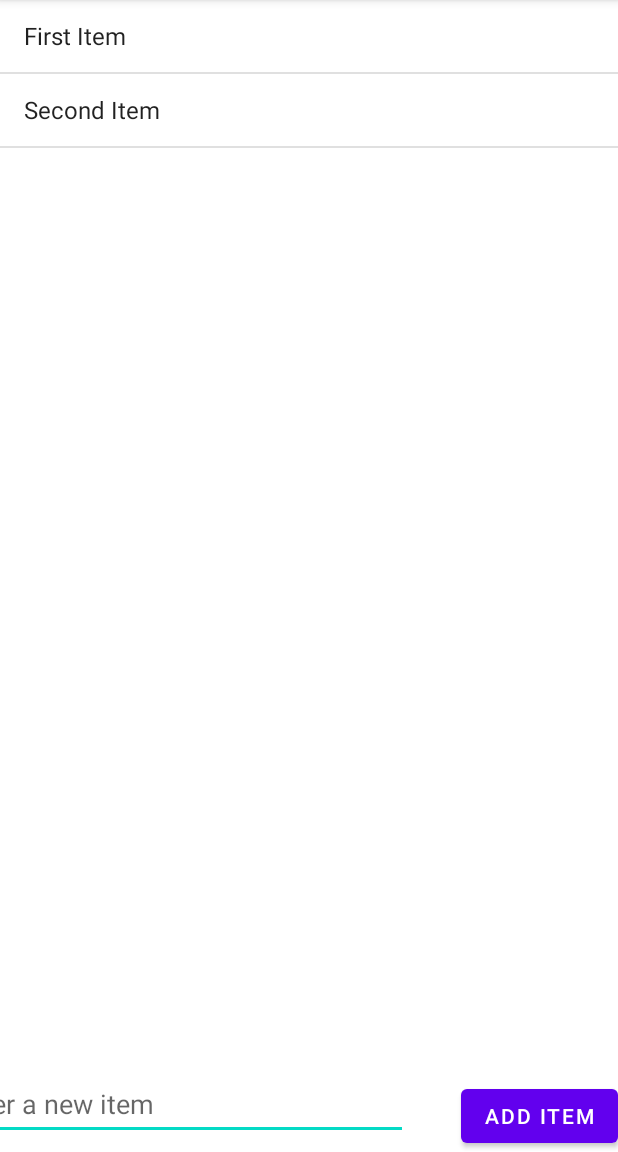
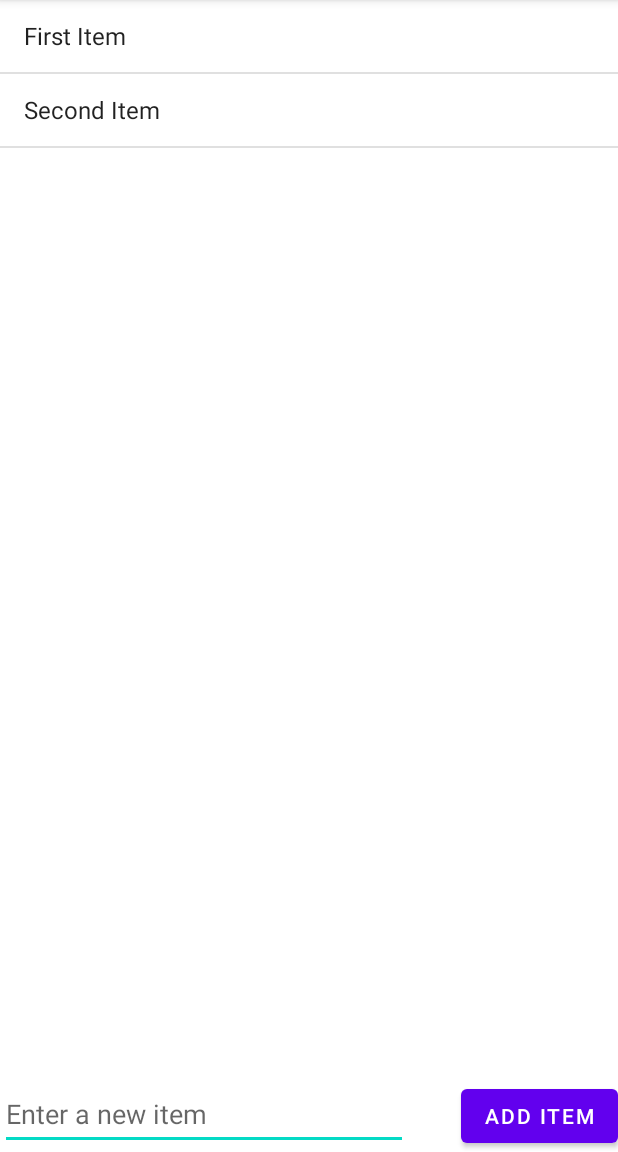
Before and after one commit to GameDeveloperEpsilon/ToDoetPrototype, an Android app: the PlannerActivity screen opened directly, with no data from a screen before it, on a phone screen of 412 x 824 dp, the part 84-1236 px from its top. Run offline under Robolectric (Android 15) with nearby library versions, the phone set to English and light mode, and no system bars.

Commit message:
Planner format bug fix

```diff
--- a/app/src/main/res/layout/activity_planner.xml
+++ b/app/src/main/res/layout/activity_planner.xml
@@ -15,18 +15,16 @@
 
     <EditText
         android:id="@+id/etNewItem"
-        android:layout_width="wrap_content"
+        android:layout_width="245dp"
         android:layout_height="wrap_content"
         android:layout_alignTop="@+id/btnAddItem"
-        android:layout_alignParentStart="true"
         android:layout_alignParentLeft="true"
         android:layout_alignParentBottom="true"
-        android:layout_marginStart="-35dp"
-        android:layout_marginLeft="-35dp"
-        android:layout_marginTop="-8dp"
+        android:layout_marginLeft="29dp"
+        android:layout_marginTop="-1dp"
         android:layout_marginEnd="35dp"
         android:layout_marginRight="35dp"
-        android:layout_marginBottom="8dp"
+        android:layout_marginBottom="1dp"
         android:layout_toStartOf="@+id/btnAddItem"
         android:layout_toLeftOf="@+id/btnAddItem"
         android:hint="Enter a new item" />
```
